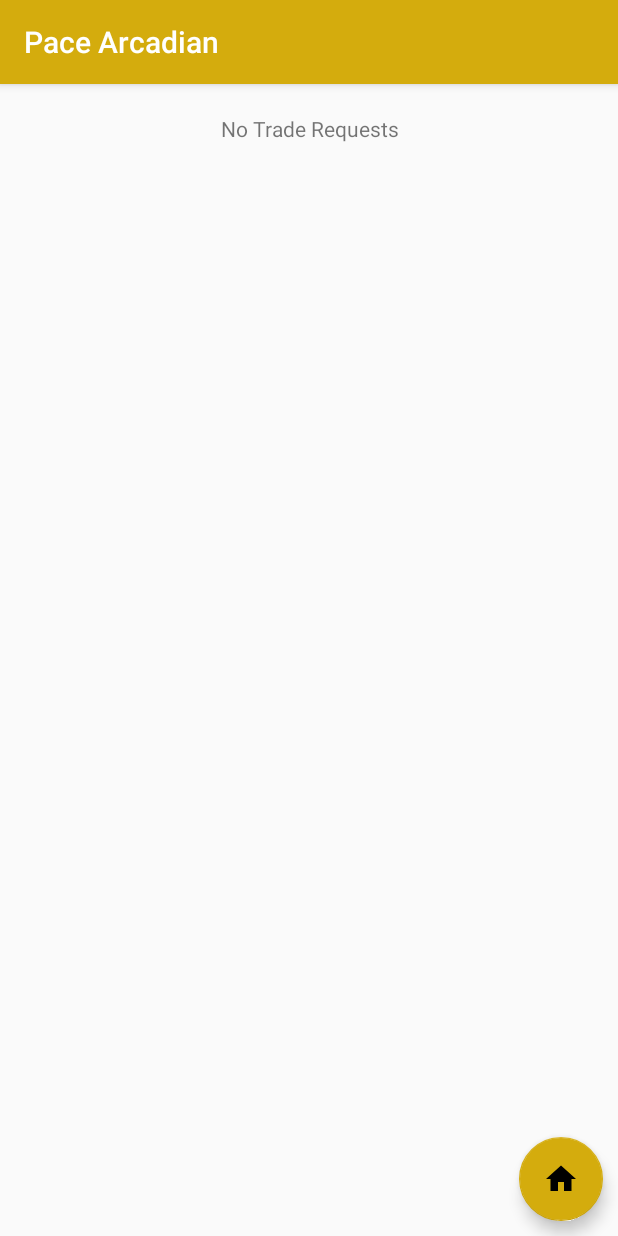
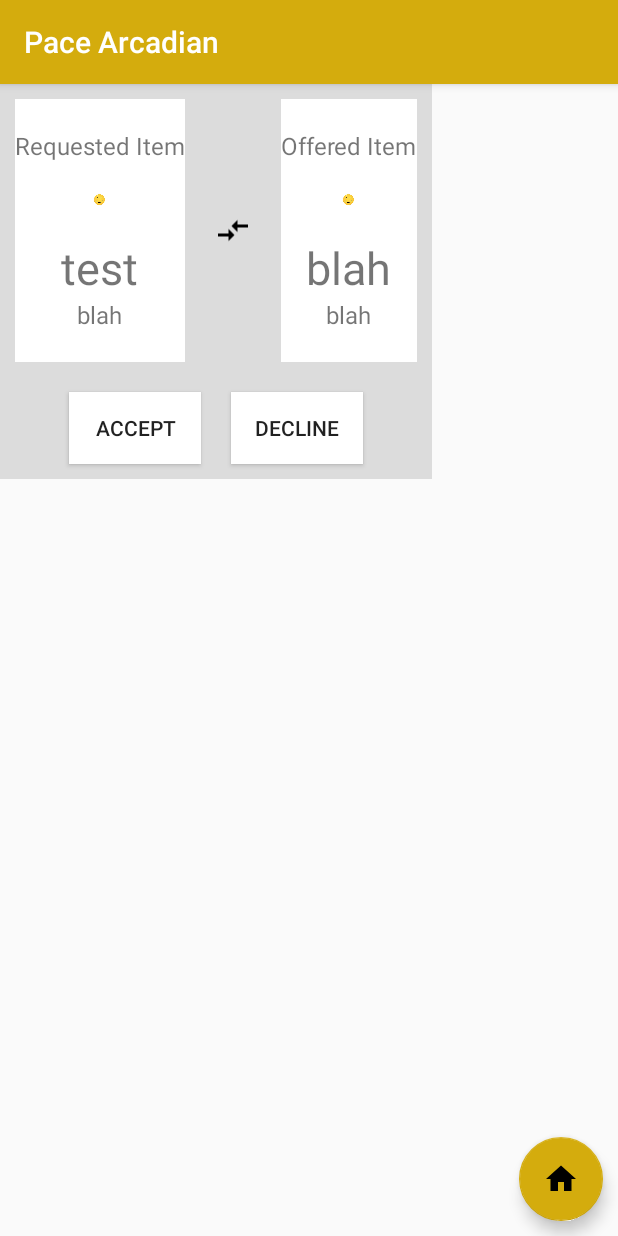
Before and after one commit to averma74/AndroidProject_PaceArcadian, an Android app: the TradeRequests screen opened directly, with no data from a screen before it, on a phone screen of 412 x 824 dp. Run offline under Robolectric (Android 15) with nearby library versions, the phone set to English and light mode, and no system bars.

Commit message:
final changes from my side

```diff
--- a/PaceArcadian/app/src/main/java/com/example/pacearcadian/InventoryRecyclerViewAdapter.java
+++ b/PaceArcadian/app/src/main/java/com/example/pacearcadian/InventoryRecyclerViewAdapter.java
@@ -12,12 +12,10 @@ import com.google.firebase.database.ValueEventListener;
 
 import java.util.ArrayList;
 
-
 public class InventoryRecyclerViewAdapter extends RecyclerView.Adapter<RecyclerView.ViewHolder> {
 
     private Context mContext;
     private ArrayList<Items> mItemsList;
-
 
     InventoryRecyclerViewAdapter(Context context, ArrayList<Items> items) {
         mContext = context;
--- /dev/null
+++ b/PaceArcadian/app/src/main/java/com/example/pacearcadian/TradeRequestItem.java
@@ -0,0 +1,62 @@
+package com.example.pacearcadian;
+
+public class TradeRequestItem {
+
+    private String mMyTitle;
+    private String mMyDescription;
+    private String mMyCategory;
+    private String mMyUserId;
+    private String mOfferedTitle;
+    private String mOfferedDescription;
+    private String mOfferedCategory;
+    private String mOfferedUserId;
+
+    public TradeRequestItem(){
+
+    }
+
+    public TradeRequestItem(String mMyTitle, String mMyDescription, String mMyCategory, String mMyUserId,
+                            String mOfferedTitle, String mOfferedDescription, String mOfferedCategory,
+                            String mOfferedUserId) {
+        this.mMyTitle = mMyTitle;
+        this.mMyDescription = mMyDescription;
+        this.mMyCategory = mMyCategory;
+        this.mMyUserId = mMyUserId;
+        this.mOfferedTitle = mOfferedTitle;
+        this.mOfferedDescription = mOfferedDescription;
+        this.mOfferedCategory = mOfferedCategory;
+        this.mOfferedUserId = mOfferedUserId;
+    }
+
+    public String getmMyTitle() {
+        return mMyTitle;
+    }
+
+    public String getmMyDescription() {
+        return mMyDescription;
+    }
+
+    public String getmMyCategory() {
+        return mMyCategory;
+    }
+
+    public String getmMyUserId() {
+        return mMyUserId;
+    }
+
+    public String getmOfferedTitle() {
+        return mOfferedTitle;
+    }
+
+    public String getmOfferedDescription() {
+        return mOfferedDescription;
+    }
+
+    public String getmOfferedCategory() {
+        return mOfferedCategory;
+    }
+
+    public String getmOfferedUserId() {
+        return mOfferedUserId;
+    }
+}
--- /dev/null
+++ b/PaceArcadian/app/src/main/java/com/example/pacearcadian/TradeRequestRecyclerViewAdapter.java
@@ -0,0 +1,142 @@
+package com.example.pacearcadian;
+
+import android.content.Context;
+import android.support.annotation.NonNull;
+import android.support.v7.widget.RecyclerView;
+import android.view.View;
+import android.view.ViewGroup;
+import android.widget.ImageView;
+import android.widget.TextView;
+
+import java.util.ArrayList;
+
+public class TradeRequestRecyclerViewAdapter extends RecyclerView.Adapter<RecyclerView.ViewHolder> {
+
+    private Context mContext;
+    private ArrayList<TradeRequestItem> mItemsList;
+
+    TradeRequestRecyclerViewAdapter(Context context, ArrayList<TradeRequestItem> items) {
+        mContext = context;
+        mItemsList = items;
+    }
+
+    @NonNull
+    @Override
+    public RecyclerView.ViewHolder onCreateViewHolder(@NonNull ViewGroup viewGroup, int i) {
+        View view = View.inflate(mContext, R.layout.trade_request_item, null);
+        return new RecyclerViewHolder(view);
+    }
+
+    @Override
+    public void onBindViewHolder(@NonNull RecyclerView.ViewHolder viewHolder, int i) {
+        TradeRequestItem inventoryItem = mItemsList.get(i);
+        RecyclerViewHolder recyclerViewHolder = (RecyclerViewHolder) viewHolder;
+        recyclerViewHolder.mMyTitle.setText(inventoryItem.getmMyUserId());
+        recyclerViewHolder.mMyDescription.setText(inventoryItem.getmMyDescription());
+        recyclerViewHolder.mOfferedTitle.setText(inventoryItem.getmOfferedTitle());
+        recyclerViewHolder.mOfferedDescription.setText(inventoryItem.getmOfferedDescription());
+
+        //if category is different
+        recyclerViewHolder.mMyImageView.setImageResource(R.drawable.other);
+        switch (inventoryItem.getmMyCategory()){
+            case "APPARELS":
+                recyclerViewHolder.mMyImageView.setImageResource(R.drawable.apparels);
+                break;
+            case "BOOKS":
+                recyclerViewHolder.mMyImageView.setImageResource(R.drawable.books);
+                break;
+            case "EATABLES":
+                recyclerViewHolder.mMyImageView.setImageResource(R.drawable.eatables);
+                break;
+            case "ELECTRONICS":
+                recyclerViewHolder.mMyImageView.setImageResource(R.drawable.electronics);
+                break;
+            case "FASHION ACCESSORIES":
+                recyclerViewHolder.mMyImageView.setImageResource(R.drawable.fashion_accessories);
+                break;
+            case "FURNITURE":
+                recyclerViewHolder.mMyImageView.setImageResource(R.drawable.furniture);
+                break;
+            case "MEDIA":
+                recyclerViewHolder.mMyImageView.setImageResource(R.drawable.media);
+                break;
+            case "SHOES":
+                recyclerViewHolder.mMyImageView.setImageResource(R.drawable.shoes);
+                break;
+            case "SPORTS":
+                recyclerViewHolder.mMyImageView.setImageResource(R.drawable.sports);
+                break;
+            case "TICKETS":
+                recyclerViewHolder.mMyImageView.setImageResource(R.drawable.tickets);
+                break;
+            case "OTHER":
+                recyclerViewHolder.mMyImageView.setImageResource(R.drawable.other);
+                break;
+        }
+
+        //if category is different
+        recyclerViewHolder.mOfferedImageView.setImageResource(R.drawable.other);
+        switch (inventoryItem.getmMyCategory()){
+            case "APPARELS":
+                recyclerViewHolder.mOfferedImageView.setImageResource(R.drawable.apparels);
+                break;
+            case "BOOKS":
+                recyclerViewHolder.mOfferedImageView.setImageResource(R.drawable.books);
+                break;
+            case "EATABLES":
+                recyclerViewHolder.mOfferedImageView.setImageResource(R.drawable.eatables);
+                break;
+            case "ELECTRONICS":
+                recyclerViewHolder.mOfferedImageView.setImageResource(R.drawable.electronics);
+                break;
+            case "FASHION ACCESSORIES":
+                recyclerViewHolder.mOfferedImageView.setImageResource(R.drawable.fashion_accessories);
+                break;
+            case "FURNITURE":
+                recyclerViewHolder.mOfferedImageView.setImageResource(R.drawable.furniture);
+                break;
+            case "MEDIA":
+                recyclerViewHolder.mOfferedImageView.setImageResource(R.drawable.media);
+                break;
+            case "SHOES":
+                recyclerViewHolder.mOfferedImageView.setImageResource(R.drawable.shoes);
+                break;
+            case "SPORTS":
+                recyclerViewHolder.mOfferedImageView.setImageResource(R.drawable.sports);
+                break;
+            case "TICKETS":
+                recyclerViewHolder.mOfferedImageView.setImageResource(R.drawable.tickets);
+                break;
+            case "OTHER":
+                recyclerViewHolder.mOfferedImageView.setImageResource(R.drawable.other);
+                break;
+        }
+
+
+    }
+
+    @Override
+    public int getItemCount() {
+        return mItemsList.size();
+    }
+
+    private class RecyclerViewHolder extends RecyclerView.ViewHolder {
+
+        TextView mMyTitle;
+        TextView mMyDescription;
+        ImageView mMyImageView;
+        TextView mOfferedTitle;
+        TextView mOfferedDescription;
+        ImageView mOfferedImageView;
+
+        RecyclerViewHolder(@NonNull View itemView) {
+            super(itemView);
+            mMyTitle = itemView.findViewById(R.id.my_title);
+            mMyDescription = itemView.findViewById(R.id.my_description);
+            mMyImageView = itemView.findViewById(R.id.my_item_image);
+            mOfferedTitle = itemView.findViewById(R.id.offered_title);
+            mOfferedDescription = itemView.findViewById(R.id.offered_description);
+            mOfferedImageView = itemView.findViewById(R.id.offered_item_image);
+        }
+    }
+}
--- a/PaceArcadian/app/src/main/java/com/example/pacearcadian/TradeRequests.java
+++ b/PaceArcadian/app/src/main/java/com/example/pacearcadian/TradeRequests.java
@@ -2,12 +2,32 @@ package com.example.pacearcadian;
 
 import android.support.v7.app.AppCompatActivity;
 import android.os.Bundle;
+import android.support.v7.widget.LinearLayoutManager;
+import android.support.v7.widget.RecyclerView;
+import android.widget.TextView;
+
+import java.util.ArrayList;
 
 public class TradeRequests extends AppCompatActivity {
+
+    private TradeRequestRecyclerViewAdapter mAdapter;
+    ArrayList<TradeRequestItem> mFetchedItems = new ArrayList<>();
+    TextView mEmptyTradeRequests;
 
     @Override
     protected void onCreate(Bundle savedInstanceState) {
         super.onCreate(savedInstanceState);
         setContentView(R.layout.activity_trade_requests);
+        //mEmptyTradeRequests = findViewById(R.id.no_trade_request);
+
+        RecyclerView recyclerView = findViewById(R.id.tradeRequestFeed);
+        recyclerView.setLayoutManager(new LinearLayoutManager(this));
+
+        mFetchedItems.add(new TradeRequestItem("blah","blah","OTHER",
+                "test", "blah","blah","OTHER", "test"));
+
+        mAdapter = new TradeRequestRecyclerViewAdapter(TradeRequests.this, mFetchedItems);
+        recyclerView.setAdapter(mAdapter);
+
     }
 }
--- /dev/null
+++ b/PaceArcadian/app/src/main/res/drawable/ic_compare_arrows_black_24dp.xml
@@ -0,0 +1,9 @@
+<vector xmlns:android="http://schemas.android.com/apk/res/android"
+        android:width="24dp"
+        android:height="24dp"
+        android:viewportWidth="24.0"
+        android:viewportHeight="24.0">
+    <path
+        android:fillColor="#FF000000"
+        android:pathData="M9.01,14L2,14v2h7.01v3L13,15l-3.99,-4v3zM14.99,13v-3L22,10L22,8h-7.01L14.99,5L11,9l3.99,4z"/>
+</vector>
--- a/PaceArcadian/app/src/main/res/layout/activity_trade_requests.xml
+++ b/PaceArcadian/app/src/main/res/layout/activity_trade_requests.xml
@@ -3,19 +3,19 @@
     xmlns:android="http://schemas.android.com/apk/res/android"
     android:layout_width="match_parent"
     android:layout_height="match_parent"
-    android:orientation="horizontal">
+    android:orientation="vertical">
 
-    <TextView
-        android:id="@+id/no_trade_request"
-        android:text="@string/no_trade_requests"
-        android:layout_width="match_parent"
-        android:layout_height="wrap_content"
-        android:gravity="center"
-        android:layout_margin="20dp"/>
+    <!--<TextView-->
+        <!--android:id="@+id/no_trade_request"-->
+        <!--android:text="@string/no_trade_requests"-->
+        <!--android:layout_width="match_parent"-->
+        <!--android:layout_height="wrap_content"-->
+        <!--android:gravity="center"-->
+        <!--android:visibility="gone"-->
+        <!--android:layout_margin="20dp"/>-->
 
     <android.support.v7.widget.RecyclerView
-        android:id="@+id/tradeRequests"
-        android:layout_below="@+id/no_trade_request"
+        android:id="@+id/tradeRequestFeed"
         android:layout_width="match_parent"
         android:layout_height="match_parent">
     </android.support.v7.widget.RecyclerView>
--- a/PaceArcadian/app/src/main/res/layout/feed_item.xml
+++ b/PaceArcadian/app/src/main/res/layout/feed_item.xml
@@ -1,9 +1,9 @@
 <?xml version="1.0" encoding="utf-8"?>
 <RelativeLayout
-    xmlns:android="http://schemas.android.com/apk/res/android" android:layout_width="match_parent"
+    xmlns:android="http://schemas.android.com/apk/res/android"
+    android:layout_width="match_parent"
     android:layout_height="match_parent"
-    android:background="@color/common_google_signin_btn_text_light_disabled"
-    >
+    android:background="@color/common_google_signin_btn_text_light_disabled">
     <RelativeLayout
         android:layout_width="match_parent"
         android:layout_height="wrap_content"
--- a/PaceArcadian/app/src/main/res/layout/trade_request_item.xml
+++ b/PaceArcadian/app/src/main/res/layout/trade_request_item.xml
@@ -3,86 +3,116 @@
     xmlns:android="http://schemas.android.com/apk/res/android"
     android:layout_width="match_parent"
     android:layout_height="match_parent"
-    android:background="@color/common_google_signin_btn_text_light_disabled"
-    android:orientation="horizontal"
-    android:weightSum="3">
+    android:layout_centerHorizontal="true"
+    android:orientation="vertical"
+    android:background="@color/common_google_signin_btn_text_light_disabled">
+
+    <LinearLayout
+        android:layout_width="match_parent"
+        android:layout_height="wrap_content"
+        android:orientation="horizontal">
 
         <LinearLayout
             android:layout_width="wrap_content"
-        android:layout_height="wrap_content"
+            android:layout_height="175dp"
             android:background="@color/cardview_light_background"
             android:layout_margin="10dp"
             android:gravity="center"
             android:layout_weight="1"
             android:orientation="vertical">
 
+            <TextView
+                android:layout_width="wrap_content"
+                android:layout_height="wrap_content"
+                android:text="@string/requested_item"
+                android:textSize="16sp"/>
             <ImageView
-            android:id="@+id/item_image"
+                android:id="@+id/my_item_image"
                 android:layout_width="50dp"
                 android:layout_height="50dp"
                 android:src="@drawable/ic_add_a_photo_black_24dp"
                 android:padding="20dp"/>
             <TextView
-            android:id="@+id/title"
+                android:id="@+id/my_title"
                 android:layout_width="wrap_content"
                 android:layout_height="wrap_content"
-
                 android:text="Title"
                 android:textSize="30sp"/>
 
             <TextView
-            android:id="@+id/description"
+                android:id="@+id/my_description"
                 android:layout_width="wrap_content"
                 android:layout_height="wrap_content"
                 android:text="@string/description"
                 android:textSize="16sp"/>
-        <Button
-            android:id="@+id/tradeButton"
-            android:layout_width="wrap_content"
-            android:layout_height="wrap_content"
-            android:textSize="16sp"
-            android:text="@string/trade"/>
+
         </LinearLayout>
 
-    <TextView
+        <ImageView
             android:layout_weight="1"
             android:layout_width="wrap_content"
-        android:layout_height="wrap_content" />
+            android:src="@drawable/ic_compare_arrows_black_24dp"
+            android:layout_height="175dp"
+            android:layout_margin="10dp"
+            android:gravity="center"/>
 
         <LinearLayout
             android:layout_width="wrap_content"
-        android:layout_height="wrap_content"
+            android:layout_height="175dp"
             android:gravity="center"
             android:background="@color/cardview_light_background"
             android:layout_margin="10dp"
             android:layout_weight="1"
             android:orientation="vertical">
 
+            <TextView
+                android:layout_width="wrap_content"
+                android:layout_height="wrap_content"
+                android:text="@string/offered_item"
+                android:textSize="16sp"/>
             <ImageView
-            android:id="@+id/item_image1"
+                android:id="@+id/offered_item_image"
                 android:layout_width="50dp"
                 android:layout_height="50dp"
                 android:src="@drawable/ic_add_a_photo_black_24dp"
                 android:padding="20dp"/>
             <TextView
-            android:id="@+id/title2"
+                android:id="@+id/offered_title"
                 android:layout_width="wrap_content"
                 android:layout_height="wrap_content"
                 android:text="Title"
                 android:textSize="30sp"/>
 
             <TextView
-            android:id="@+id/description2"
+                android:id="@+id/offered_description"
                 android:layout_width="wrap_content"
                 android:layout_height="wrap_content"
                 android:text="@string/description"
                 android:textSize="16sp"/>
+
+        </LinearLayout>
+    </LinearLayout>
+
+    <LinearLayout
+        android:layout_width="match_parent"
+        android:layout_height="wrap_content"
+        android:gravity="center"
+        android:orientation="horizontal">
+
         <Button
-            android:id="@+id/tradeButton2"
+            android:id="@+id/accept_trade"
             android:layout_width="wrap_content"
             android:layout_height="wrap_content"
-            android:textSize="16sp"
-            android:text="@string/trade"/>
+            android:layout_margin="10dp"
+            android:background="@color/cardview_light_background"
+            android:text="@string/accept"/>
+        <Button
+            android:id="@+id/decline_trade"
+            android:layout_width="wrap_content"
+            android:layout_height="wrap_content"
+            android:layout_margin="10dp"
+            android:background="@color/cardview_light_background"
+            android:text="@string/decline"/>
 
     </LinearLayout>
 
--- a/PaceArcadian/app/src/main/res/values/strings.xml
+++ b/PaceArcadian/app/src/main/res/values/strings.xml
@@ -71,6 +71,11 @@
     <string name="no_trade_requests">No Trade Requests</string>
     <string name="select_item_to_trade">What item do you want to trade?</string>
     <string name="request">Request</string>
+    <string name="inventory_list_is_empty">Inventory List is empty!</string>
+    <string name="accept">ACCEPT</string>
+    <string name="decline">DECLINE</string>
+    <string name="offered_item">Offered Item</string>
+    <string name="requested_item">Requested Item</string>
     <string name="requested">Item requested successfully.</string>
     <string-array name="category_array">
         <item>APPARELS</item>
--- a/PaceArcadian/build.gradle
+++ b/PaceArcadian/build.gradle
@@ -7,7 +7,7 @@ buildscript {
 
     }
     dependencies {
-        classpath 'com.android.tools.build:gradle:3.4.0'
+        classpath 'com.android.tools.build:gradle:3.4.1'
         classpath 'com.google.gms:google-services:4.2.0'
 
         // NOTE: Do not place your application dependencies here; they belong
```
Also changed, not shown: PaceArcadian/app/src/main/java/com/example/pacearcadian/ProfileInventory.java (+7 -3 lines), PaceArcadian/app/src/main/res/layout/profile_inventory.xml (+10 -0 lines), PaceArcadian/app/src/main/res/layout/trade_feed.xml (+0 -14 lines). Lines whose indentation alone changed are shown as unchanged.
